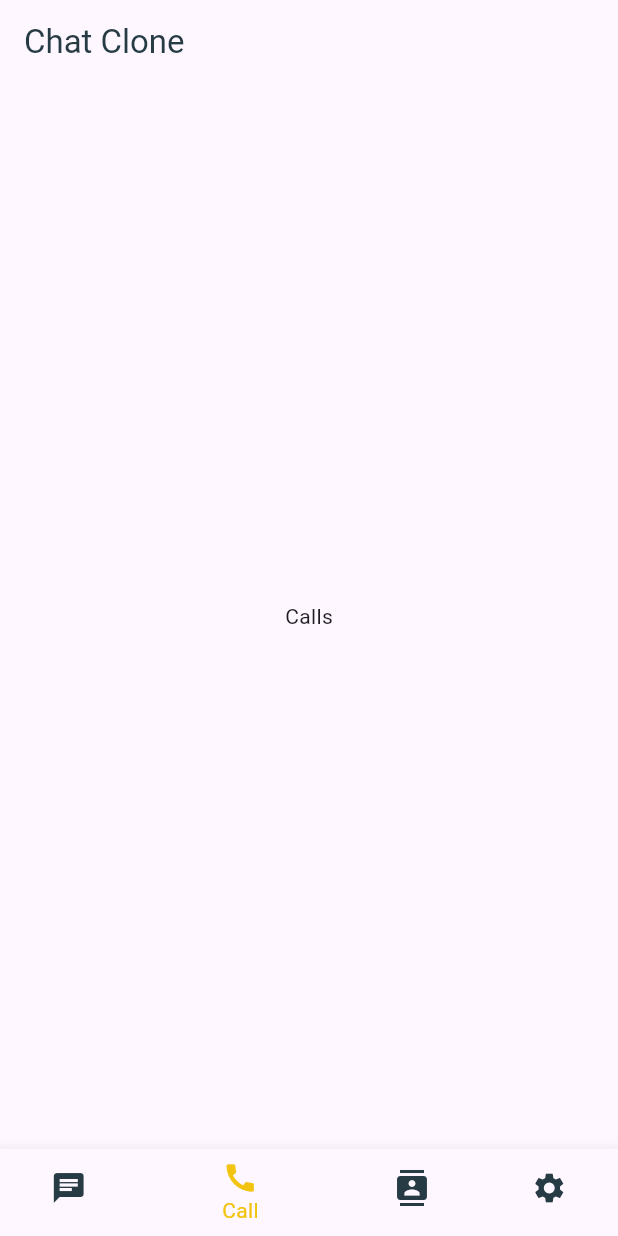
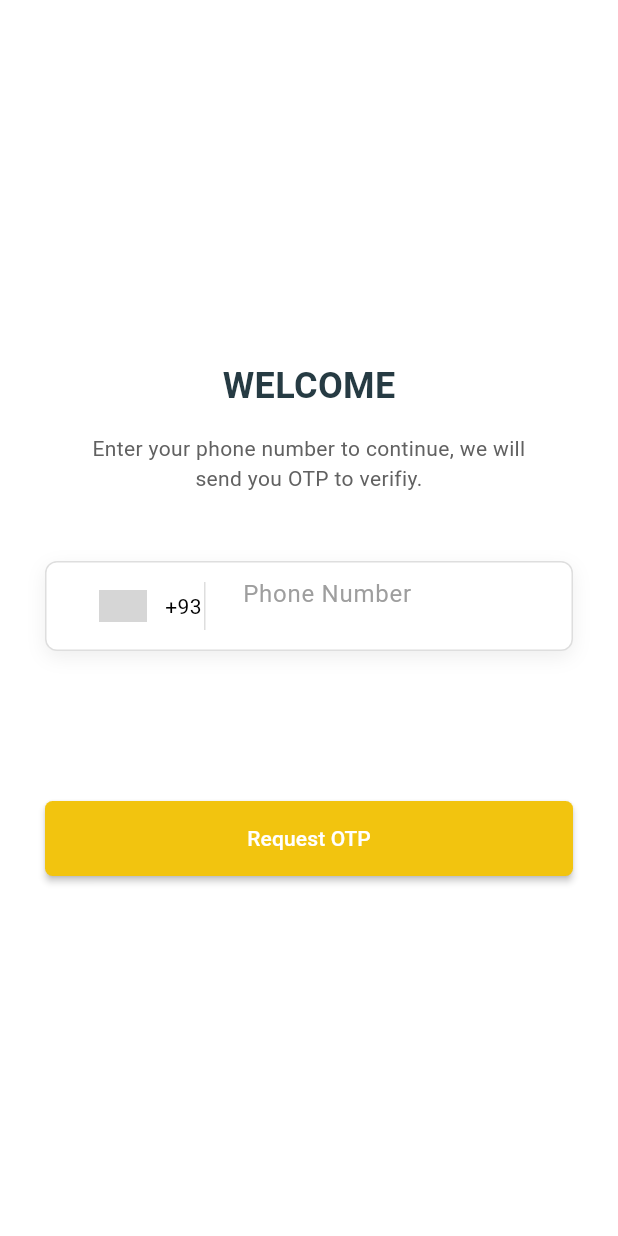
Before and after one commit to yuvanganesan/chat_clone, a Flutter app: the screen it shows after launch, on a phone screen of 412 x 824 dp. Run offline on Flutter 3.47's test engine with Material 2 defaults, Android fonts, the phone set to English and light mode, and no system bars; drawn by our look-alikes of intl_phone_number_input; our stand-ins replace animate_do, firebase_auth, firebase_core, pinput; accounts and stored records are empty; grey boxes are pictures that could not be loaded.

Commit message:
Authentication Screen Completed

```diff
--- a/lib/main.dart
+++ b/lib/main.dart
@@ -1,7 +1,16 @@
 import 'package:flutter/material.dart';
+import 'package:firebase_core/firebase_core.dart';
+import 'package:firebase_auth/firebase_auth.dart';
 import 'view/home/home.dart';
+import './view/screens/register_with_phone.dart';
+import './firebase_options.dart';
+import './view/screens/splash_screen.dart';
 
-void main() {
+void main() async {
+  WidgetsFlutterBinding.ensureInitialized();
+  await Firebase.initializeApp(
+    options: DefaultFirebaseOptions.currentPlatform,
+  );
   runApp(const MyApp());
 }
 
@@ -15,11 +24,25 @@ class MyApp extends StatelessWidget {
         title: 'Chat Clone',
         debugShowCheckedModeBanner: false,
         theme: ThemeData(
-        //colorScheme: ColorScheme.fromSwatch(primarySwatch: Colors.amber,backgroundColor: ),
+          // textButtonTheme: const TextButtonThemeData(style: ButtonStyle(foregroundColor:  ))),
+          // colorScheme: ColorScheme.fromSwatch(
+          //   primarySwatch: Colors.amber,  backgroundColor: Colors.white
+          // ),
           //colorScheme: ColorScheme.fromSeed(seedColor: Colors.amber),
           useMaterial3: true,
         ),
-      home: const Home(),
-    );
+        home: StreamBuilder(
+          stream: FirebaseAuth.instance.authStateChanges(),
+          builder: (context, snapshot) {
+            if (snapshot.connectionState == ConnectionState.waiting) {
+              return const SplashScreen();
+            }
+            if (snapshot.hasData) {
+              return const Home();
+            }
+
+            return const RegisterWithPhoneNumber();
+          },
+        ));
   }
 }
--- /dev/null
+++ b/lib/view/screens/register_with_phone.dart
@@ -0,0 +1,271 @@
+import 'package:animate_do/animate_do.dart';
+import './verification.dart';
+import 'package:flutter/material.dart';
+import 'package:intl_phone_number_input/intl_phone_number_input.dart';
+import 'package:firebase_auth/firebase_auth.dart';
+
+class RegisterWithPhoneNumber extends StatefulWidget {
+  const RegisterWithPhoneNumber({Key? key}) : super(key: key);
+
+  @override
+  _RegisterWithPhoneNumberState createState() =>
+      _RegisterWithPhoneNumberState();
+}
+
+class _RegisterWithPhoneNumberState extends State<RegisterWithPhoneNumber> {
+  bool _isLoading = false;
+
+  final formKey = GlobalKey<FormState>();
+  String? userPhone = "";
+
+  Future<void> _isSubmit() async {
+    // final isValid = formKey.currentState!.validate();
+    // FocusScope.of(context).unfocus();
+
+    // if (!isValid) {
+    //   return;
+    // }
+
+    // formKey.currentState!.save();
+
+    setState(() {
+      _isLoading = true;
+    });
+
+    try {
+      Future.delayed(const Duration(seconds: 2), () {
+        setState(() {
+          _isLoading = false;
+        });
+        Navigator.push(
+            context,
+            MaterialPageRoute(
+                builder: (context) => Verificatoin(
+                      phone: userPhone,
+                    )));
+      });
+    } on FirebaseAuthException catch (error) {
+      ScaffoldMessenger.of(context).clearSnackBars();
+      ScaffoldMessenger.of(context).showSnackBar(
+          SnackBar(content: Text(error.message ?? "Authentication failed")));
+    } finally {
+      // setState(() {
+      //   _isLoading = false;
+      //   print('isLoading false');
+      // });
+    }
+  }
+
+  @override
+  Widget build(BuildContext context) {
+    return Scaffold(
+        resizeToAvoidBottomInset: false,
+        backgroundColor: Colors.white,
+        body: SingleChildScrollView(
+          child: Container(
+            padding: const EdgeInsets.all(30),
+            width: double.infinity,
+            height: MediaQuery.of(context).size.height,
+            child: Column(
+              mainAxisAlignment: MainAxisAlignment.center,
+              children: [
+                // Image.network(
+                //   'https://ouch-cdn2.icons8.com/n9XQxiCMz0_zpnfg9oldMbtSsG7X6NwZi_kLccbLOKw/rs:fit:392:392/czM6Ly9pY29uczgu/b3VjaC1wcm9kLmFz/c2V0cy9zdmcvNDMv/MGE2N2YwYzMtMjQw/NC00MTFjLWE2MTct/ZDk5MTNiY2IzNGY0/LnN2Zw.png',
+                //   fit: BoxFit.cover,
+                //   width: 280,
+                // ),
+                // SizedBox(
+                //   height: 50,
+                // ),
+                FadeInDown(
+                  child: const Text(
+                    'WELCOME',
+                    style: TextStyle(
+                        fontWeight: FontWeight.bold,
+                        fontSize: 24,
+                        color: Color(0xff263b43)),
+                  ),
+                ),
+                FadeInDown(
+                  delay: const Duration(milliseconds: 200),
+                  child: Padding(
+                    padding: const EdgeInsets.symmetric(
+                        vertical: 15.0, horizontal: 20),
+                    child: Text(
+                      'Enter your phone number to continue, we will send you OTP to verifiy.',
+                      textAlign: TextAlign.center,
+                      style:
+                          TextStyle(fontSize: 14, color: Colors.grey.shade700),
+                    ),
+                  ),
+                ),
+                const SizedBox(
+                  height: 30,
+                ),
+                FadeInDown(
+                  delay: const Duration(milliseconds: 400),
+                  child: Container(
+                      padding: const EdgeInsets.symmetric(
+                          vertical: 5, horizontal: 15),
+                      decoration: BoxDecoration(
+                        color: Colors.white,
+                        borderRadius: BorderRadius.circular(8),
+                        border:
+                            Border.all(color: Colors.black.withOpacity(0.13)),
+                        boxShadow: const [
+                          BoxShadow(
+                            color: Color(0xffeeeeee),
+                            blurRadius: 10,
+                            offset: Offset(0, 4),
+                          ),
+                        ],
+                      ),
+                      child: Form(
+                        key: formKey,
+                        child: Stack(
+                          children: [
+                            InternationalPhoneNumberInput(
+                              key: const ValueKey("phone"),
+                              onInputChanged: null,
+                              selectorConfig: const SelectorConfig(
+                                showFlags: true,
+                                trailingSpace: true,
+                                selectorType:
+                                    PhoneInputSelectorType.BOTTOM_SHEET,
+                              ),
+                              ignoreBlank: false,
+                              autoValidateMode: AutovalidateMode.disabled,
+                              selectorTextStyle:
+                                  const TextStyle(color: Colors.black),
+                              formatInput: false,
+                              maxLength: 10,
+                              keyboardType: TextInputType.number,
+                              cursorColor: Colors.black,
+                              inputDecoration: InputDecoration(
+                                contentPadding:
+                                    const EdgeInsets.only(bottom: 15, left: 0),
+                                border: InputBorder.none,
+                                hintText: 'Phone Number',
+                                hintStyle: TextStyle(
+                                    color: Colors.grey.shade500, fontSize: 16),
+                              ),
+                              validator: (value) {
+                                String patttern = r'(^(?:[+0]9)?[0-9]{10,12}$)';
+                                RegExp regExp = RegExp(patttern);
+                                if (value == null ||
+                                    value.isEmpty ||
+                                    value.length < 10 ||
+                                    !regExp.hasMatch(value)) {
+                                  return "Please enter valid mobile number.";
+                                }
+                                return null;
+                              },
+                              onSaved: (PhoneNumber number) {
+                                userPhone = number.phoneNumber!.trim();
+                              },
+                            ),
+                            Positioned(
+                              left: 90,
+                              top: 8,
+                              bottom: 8,
+                              child: Container(
+                                height: 40,
+                                width: 1,
+                                color: Colors.black.withOpacity(0.13),
+                              ),
+                            )
+                          ],
+                        ),
+                      )),
+                ),
+                const SizedBox(
+                  height: 100,
+                ),
+                FadeInDown(
+                  delay: const Duration(milliseconds: 600),
+                  child: MaterialButton(
+                    minWidth: double.infinity,
+                    onPressed: () {
+                      final isValid = formKey.currentState!.validate();
+                      FocusScope.of(context).unfocus();
+
+                      if (!isValid) {
+                        return;
+                      }
+
+                      formKey.currentState!.save();
+                      showDialog(
+                        context: context,
+                        builder: (context) {
+                          return AlertDialog(
+                            backgroundColor: Colors.white,
+                            actions: [
+                              TextButton(
+                                  onPressed: () {
+                                    Navigator.of(context).pop();
+                                  },
+                                  style: TextButton.styleFrom(
+                                      foregroundColor: const Color(0xfff2c40f)),
+                                  child: const Text("Edit")),
+                              TextButton(
+                                  onPressed: () {
+                                    Navigator.of(context).pop();
+                                    _isSubmit();
+                                  },
+                                  style: TextButton.styleFrom(
+                                      foregroundColor: const Color(0xfff2c40f)),
+                                  child: const Text("Okay"))
+                            ],
+                            actionsAlignment: MainAxisAlignment.spaceBetween,
+                            content: Column(
+                                crossAxisAlignment: CrossAxisAlignment.start,
+                                mainAxisSize: MainAxisSize.min,
+                                children: [
+                                  const Text(
+                                    'You entered the phone number:',
+                                  ),
+                                  const SizedBox(
+                                    height: 20,
+                                  ),
+                                  Text(
+                                    "$userPhone",
+                                    style: const TextStyle(
+                                        fontWeight: FontWeight.bold),
+                                  ),
+                                  const SizedBox(
+                                    height: 20,
+                                  ),
+                                  const Text(
+                                      'Is this OK, or would you like to edit the number?')
+                                ]),
+                          );
+                        },
+                      );
+                    },
+                    color: const Color(0xfff2c40f), //Colors.black,
+                    shape: RoundedRectangleBorder(
+                        borderRadius: BorderRadius.circular(5)),
+                    padding: const EdgeInsets.symmetric(
+                        vertical: 15, horizontal: 30),
+                    child: _isLoading
+                        ? const SizedBox(
+                            width: 20,
+                            height: 20,
+                            child: CircularProgressIndicator(
+                              backgroundColor: Colors.white,
+                              color: Color(0xff263b43),
+                              strokeWidth: 2,
+                            ),
+                          )
+                        : const Text(
+                            "Request OTP",
+                            style: TextStyle(color: Colors.white),
+                          ),
+                  ),
+                ),
+              ],
+            ),
+          ),
+        ));
+  }
+}
```
Also changed, not shown: lib/view/home/home.dart (+14 -5 lines), lib/view/screens/splash_screen.dart (added, +12 -0 lines), lib/view/screens/verification.dart (added, +401 -0 lines), pubspec.yaml (+13 -3 lines), assets/images/img1.png (added), assets/images/img2.png (added), assets/images/img3.png (added), lib/firebase_options.dart (added), pubspec.lock, 7 other files. Lines whose indentation alone changed are shown as unchanged.
